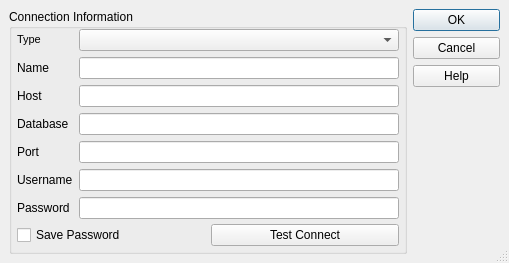
Before: the Qt Designer form src/ui/qgsnewogrconnectionbase.ui in qgis/QGIS, drawn with Qt 5.
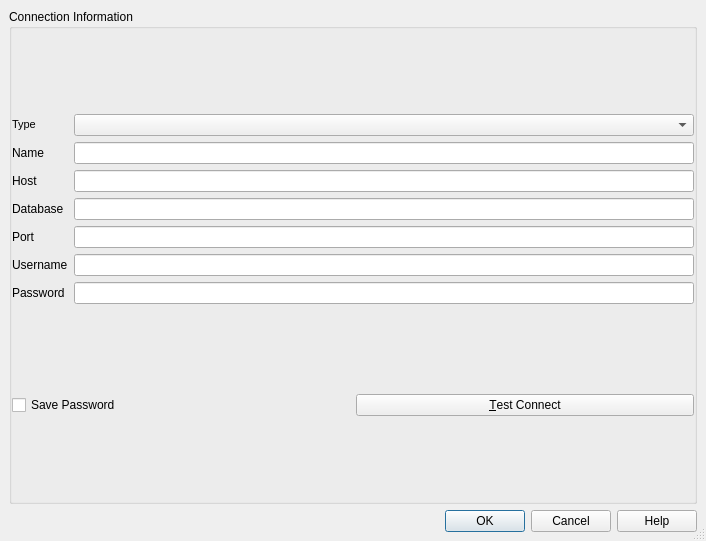
After: the same form once the commit is applied.

Patch:
```diff
--- a/src/ui/qgsnewogrconnectionbase.ui
+++ b/src/ui/qgsnewogrconnectionbase.ui
@@ -1,12 +1,12 @@
 <ui version="4.0" >
  <class>QgsNewOgrConnectionBase</class>
- <widget class="QDialog" name="QgsNewOgrConnectionBase" >
-  <property name="geometry" >
+ <widget class="QDialog" name="QgsNewOgrConnectionBase">
+  <property name="geometry">
    <rect>
     <x>0</x>
     <y>0</y>
-    <width>509</width>
-    <height>263</height>
+    <width>706</width>
+    <height>541</height>
    </rect>
   </property>
   <property name="sizePolicy" >
@@ -43,29 +43,9 @@
       <property name="spacing" >
        <number>5</number>
       </property>
-      <item rowspan="3" row="0" column="2" >
-       <widget class="QFrame" name="frame_2" >
-        <property name="frameShape" >
-         <enum>QFrame::NoFrame</enum>
-        </property>
-        <property name="frameShadow" >
-         <enum>QFrame::Raised</enum>
-        </property>
-       </widget>
-      </item>
-      <item rowspan="3" row="0" column="0" >
-       <widget class="QFrame" name="frame" >
-        <property name="frameShape" >
-         <enum>QFrame::NoFrame</enum>
-        </property>
-        <property name="frameShadow" >
-         <enum>QFrame::Raised</enum>
-        </property>
-       </widget>
-      </item>
-      <item row="1" column="1" >
-       <layout class="QHBoxLayout" >
-        <property name="spacing" >
+      <item row="1" column="0">
+       <layout class="QHBoxLayout">
+        <property name="spacing">
          <number>6</number>
         </property>
         <property name="margin" >
@@ -79,17 +59,17 @@
          </widget>
         </item>
         <item>
-         <widget class="QPushButton" name="btnConnect" >
-          <property name="text" >
-           <string>Test Connect</string>
+         <widget class="QPushButton" name="btnConnect">
+          <property name="text">
+           <string>&amp;Test Connect</string>
           </property>
          </widget>
         </item>
        </layout>
       </item>
-      <item row="0" column="1" >
-       <layout class="QHBoxLayout" >
-        <property name="spacing" >
+      <item row="0" column="0">
+       <layout class="QHBoxLayout">
+        <property name="spacing">
          <number>6</number>
         </property>
         <property name="margin" >
@@ -224,80 +204,16 @@
      </layout>
     </widget>
    </item>
-   <item row="0" column="1" >
-    <layout class="QVBoxLayout" >
-     <property name="spacing" >
-      <number>6</number>
+   <item row="1" column="0">
+    <widget class="QDialogButtonBox" name="buttonBox">
+     <property name="standardButtons">
+      <set>QDialogButtonBox::Cancel|QDialogButtonBox::Help|QDialogButtonBox::Ok</set>
      </property>
-     <property name="margin" >
-      <number>0</number>
-     </property>
-     <item>
-      <widget class="QPushButton" name="btnOk" >
-       <property name="text" >
-        <string>OK</string>
-       </property>
-       <property name="shortcut" >
-        <string/>
-       </property>
-       <property name="autoDefault" >
-        <bool>true</bool>
-       </property>
-       <property name="default" >
-        <bool>true</bool>
-       </property>
-      </widget>
-     </item>
-     <item>
-      <widget class="QPushButton" name="btnCancel" >
-       <property name="text" >
-        <string>Cancel</string>
-       </property>
-       <property name="shortcut" >
-        <string/>
-       </property>
-       <property name="autoDefault" >
-        <bool>true</bool>
-       </property>
-      </widget>
-     </item>
-     <item>
-      <widget class="QPushButton" name="btnHelp" >
-       <property name="enabled" >
-        <bool>true</bool>
-       </property>
-       <property name="text" >
-        <string>Help</string>
-       </property>
-       <property name="shortcut" >
-        <string>F1</string>
-       </property>
-       <property name="autoDefault" >
-        <bool>true</bool>
-       </property>
-      </widget>
-     </item>
-     <item>
-      <spacer>
-       <property name="orientation" >
-        <enum>Qt::Vertical</enum>
-       </property>
-       <property name="sizeType" >
-        <enum>QSizePolicy::Expanding</enum>
-       </property>
-       <property name="sizeHint" stdset="0" >
-        <size>
-         <width>87</width>
-         <height>150</height>
-        </size>
-       </property>
-      </spacer>
-     </item>
-    </layout>
+    </widget>
    </item>
   </layout>
  </widget>
- <layoutdefault spacing="6" margin="11" />
+ <layoutdefault spacing="6" margin="11"/>
  <tabstops>
   <tabstop>txtName</tabstop>
   <tabstop>txtHost</tabstop>
```
Left out of the diff: 159 changed lines with no effect on the pictures.
